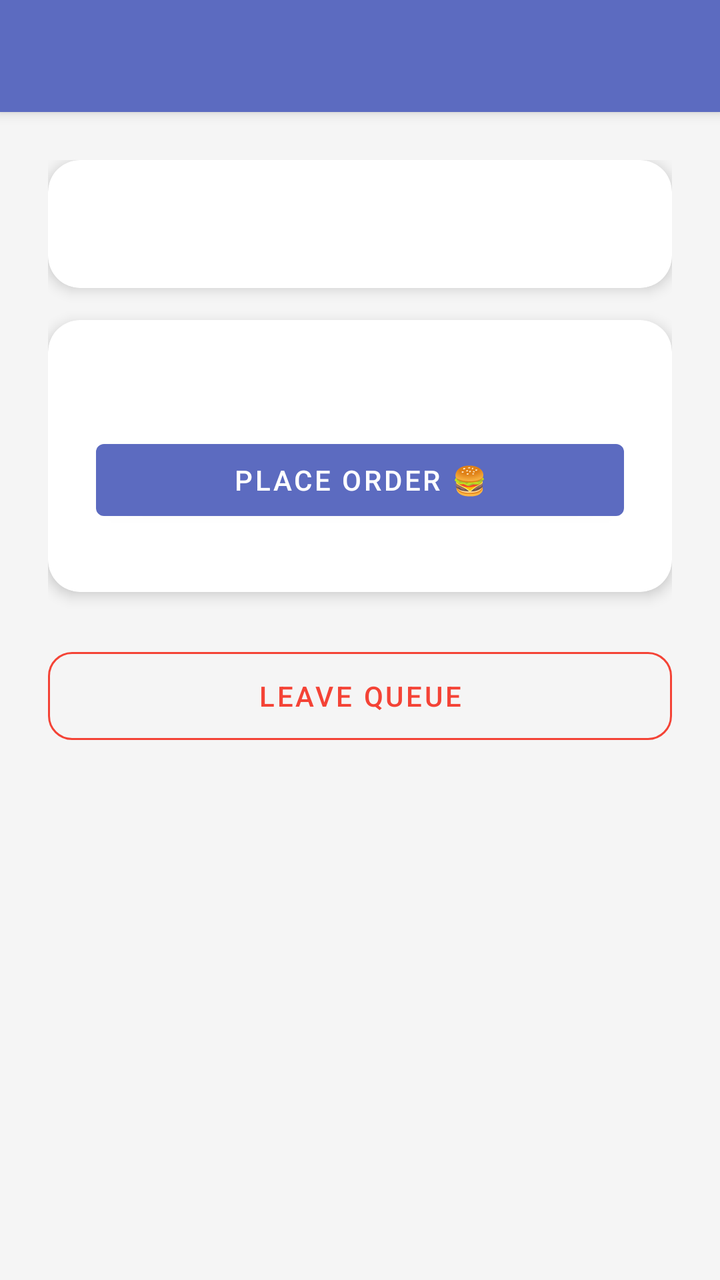
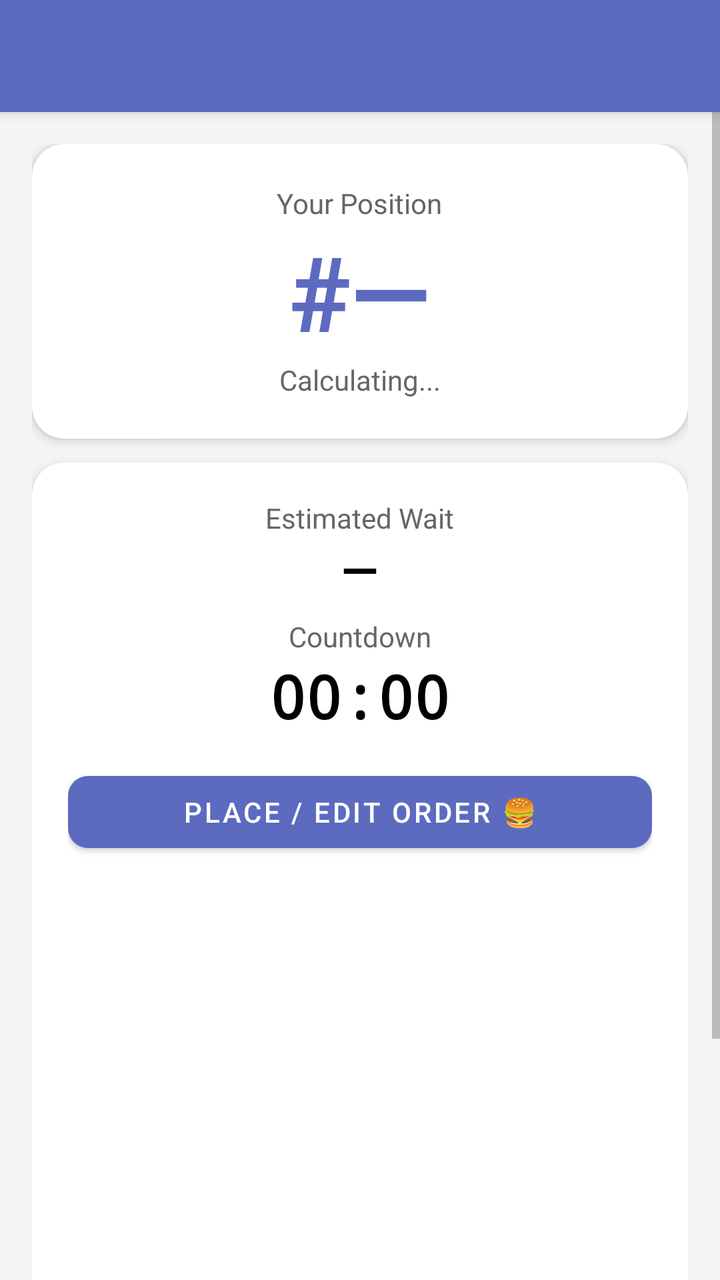

An Android layout rendered at two revisions. The XML below is the earlier revision; the diff shows what the commit changed to produce the second picture.
<!-- AndroidManifest.xml: application theme Theme.QueueLessPlus -->
<!-- res/layout/activity_user_status.xml -->
<?xml version="1.0" encoding="utf-8"?>
<androidx.coordinatorlayout.widget.CoordinatorLayout
    xmlns:android="http://schemas.android.com/apk/res/android"
    xmlns:app="http://schemas.android.com/apk/res-auto"
    android:layout_width="match_parent"
    android:layout_height="match_parent">

    
    <com.google.android.material.appbar.AppBarLayout
        android:layout_width="match_parent"
        android:layout_height="wrap_content">

        <androidx.appcompat.widget.Toolbar
            android:id="@+id/toolbar"
            android:layout_width="match_parent"
            android:layout_height="?attr/actionBarSize"
            android:background="@color/colorPrimary"
            app:titleTextColor="@color/white" />
    </com.google.android.material.appbar.AppBarLayout>

    
    <ScrollView
        android:layout_width="match_parent"
        android:layout_height="match_parent"
        app:layout_behavior="@string/appbar_scrolling_view_behavior">

        <LinearLayout
            android:layout_width="match_parent"
            android:layout_height="wrap_content"
            android:orientation="vertical"
            android:padding="24dp">

            
            <com.google.android.material.card.MaterialCardView
                android:id="@+id/tvNotifyBanner"
                android:layout_width="match_parent"
                android:layout_height="wrap_content"
                android:layout_marginBottom="16dp"
                android:visibility="gone"
                app:cardBackgroundColor="@color/colorSuccess"
                app:cardCornerRadius="12dp">

                <TextView
                    android:id="@+id/tvBannerText"
                    android:layout_width="wrap_content"
                    android:layout_height="wrap_content"
                    android:layout_gravity="center"
                    android:padding="16dp"
                    android:text="🔔 Almost your turn!"
                    android:textColor="@color/white"
                    android:textSize="16sp"
                    android:textStyle="bold" />
            </com.google.android.material.card.MaterialCardView>

            
            <com.google.android.material.card.MaterialCardView
                android:layout_width="match_parent"
                android:layout_height="wrap_content"
                android:layout_marginBottom="16dp"
                app:cardCornerRadius="16dp"
                app:cardElevation="4dp">

                <LinearLayout
                    android:layout_width="match_parent"
                    android:layout_height="wrap_content"
                    android:gravity="center"
                    android:orientation="vertical"
                    android:padding="32dp">

                    <TextView
                        android:text="Your Position"
                        android:textColor="@color/colorTextSecondary"
                        android:textSize="14sp" />

                    <TextView
                        android:id="@+id/tvPosition"
                        android:text="#—"
                        android:textColor="@color/colorPrimary"
                        android:textSize="64sp"
                        android:textStyle="bold" />

                    <TextView
                        android:id="@+id/tvUsersAhead"
                        android:text="Calculating..."
                        android:textColor="@color/colorTextSecondary"
                        android:textSize="14sp" />
                </LinearLayout>
            </com.google.android.material.card.MaterialCardView>

            
            <com.google.android.material.card.MaterialCardView
                android:layout_width="match_parent"
                android:layout_height="wrap_content"
                android:layout_marginBottom="16dp"
                app:cardCornerRadius="16dp"
                app:cardElevation="4dp">

                <LinearLayout
                    android:layout_width="match_parent"
                    android:layout_height="wrap_content"
                    android:gravity="center"
                    android:orientation="vertical"
                    android:padding="24dp">

                    
                    <TextView
                        android:text="Estimated Wait"
                        android:textColor="@color/colorTextSecondary"
                        android:textSize="14sp" />

                    <TextView
                        android:id="@+id/tvWaitTime"
                        android:text="—"
                        android:textSize="28sp"
                        android:textStyle="bold"
                        android:textColor="@android:color/black"/>

                    <TextView
                        android:layout_marginTop="16dp"
                        android:text="Countdown"
                        android:textColor="@color/colorTextSecondary"
                        android:textSize="12sp" />

                    <TextView
                        android:id="@+id/tvCountdown"
                        android:layout_marginBottom="16dp"
                        android:fontFamily="monospace"
                        android:text="00:00"
                        android:textSize="36sp"
                        android:textStyle="bold"
                        android:textColor="@android:color/black"/>

                    
                    <Button
                        android:id="@+id/btnOrder"
                        android:text="Place Order 🍔"
                        android:layout_width="match_parent"
                        android:layout_height="wrap_content"/>

                    <TextView
                        android:id="@+id/tvOrder"
                        android:text="Order: Not placed"
                        android:textColor="@android:color/black"
                        android:layout_marginTop="8dp"/>

                    <TextView
                        android:id="@+id/tvOrderStatus"
                        android:text="Status: waiting"
                        android:textColor="@android:color/black"/>

                </LinearLayout>
            </com.google.android.material.card.MaterialCardView>

            
            <com.google.android.material.button.MaterialButton
                android:id="@+id/btnLeaveQueue"
                style="@style/Widget.MaterialComponents.Button.OutlinedButton"
                android:layout_width="match_parent"
                android:layout_height="56dp"
                android:layout_marginTop="8dp"
                android:text="Leave Queue"
                android:textColor="@color/colorError"
                app:cornerRadius="12dp"
                app:strokeColor="@color/colorError" />

        </LinearLayout>
    </ScrollView>

</androidx.coordinatorlayout.widget.CoordinatorLayout>
<!-- resources referenced by this layout -->
<resources>
  <color name="colorError">#F44336</color>
  <color name="colorPrimary">#5C6BC0</color>
  <color name="colorSuccess">#4CAF50</color>
  <color name="colorTextSecondary">#666666</color>
  <color name="white">#FFFFFF</color>
  <style name="Theme.QueueLessPlus" parent="Theme.MaterialComponents.DayNight.NoActionBar">
  
          
          <item name="colorPrimary">@color/colorPrimary</item>
          <item name="colorPrimaryVariant">@color/colorPrimaryDark</item>
          <item name="colorOnPrimary">@color/white</item>
  
          <item name="colorSecondary">@color/colorAccent</item>
          <item name="colorOnSecondary">@color/white</item>
  
          
          <item name="android:colorBackground">@color/colorBackground</item>
          <item name="colorSurface">@color/colorSurface</item>
  
          
          <item name="android:textColor">@color/colorTextPrimary</item>
          <item name="android:textColorPrimary">@color/colorTextPrimary</item>
          <item name="android:textColorSecondary">#888888</item>
          <item name="android:textColorHint">#888888</item>
  
          
          <item name="colorOnSurface">@color/colorTextPrimary</item>
          <item name="hintTextColor">#888888</item>
  
          
          <item name="android:statusBarColor" tools:targetApi="l">@color/colorPrimaryDark</item>
  
          
          <item name="android:windowBackground">@color/colorBackground</item>
  
          
          <item name="textInputStyle">@style/QueueLess.TextInputLayout</item>
  
      </style>
  <color name="colorPrimaryDark">#3949AB</color>
  <color name="colorAccent">#FF7043</color>
  <color name="colorBackground">#F5F5F5</color>
  <color name="colorSurface">#FFFFFF</color>
  <color name="colorTextPrimary">#000000</color>
  <style name="QueueLess.TextInputLayout" parent="Widget.MaterialComponents.TextInputLayout.OutlinedBox">
  
          
          <item name="boxCornerRadiusTopStart">12dp</item>
          <item name="boxCornerRadiusTopEnd">12dp</item>
          <item name="boxCornerRadiusBottomStart">12dp</item>
          <item name="boxCornerRadiusBottomEnd">12dp</item>
  
          
          <item name="android:textColor">@color/colorTextPrimary</item>
          <item name="android:textColorHint">#888888</item>
          <item name="hintTextColor">#888888</item>
  
          
          <item name="boxStrokeColor">@color/colorPrimary</item>
  
          
          <item name="colorOnSurface">@color/colorTextPrimary</item>
  
      </style>
</resources>

<!-- the commit's change to res/layout/activity_user_status.xml (unified diff, before → after) -->
@@ -3,7 +3,8 @@
     xmlns:android="http://schemas.android.com/apk/res/android"
     xmlns:app="http://schemas.android.com/apk/res-auto"
     android:layout_width="match_parent"
-    android:layout_height="match_parent">
+    android:layout_height="match_parent"
+    android:background="@color/colorBackground">
 
     
     <com.google.android.material.appbar.AppBarLayout
@@ -15,7 +16,7 @@
             android:layout_width="match_parent"
             android:layout_height="?attr/actionBarSize"
             android:background="@color/colorPrimary"
-            app:titleTextColor="@color/white" />
+            app:titleTextColor="@color/white"/>
     </com.google.android.material.appbar.AppBarLayout>
 
     
@@ -28,62 +29,65 @@
             android:layout_width="match_parent"
             android:layout_height="wrap_content"
             android:orientation="vertical"
-            android:padding="24dp">
+            android:padding="16dp">
 
             
             <com.google.android.material.card.MaterialCardView
                 android:id="@+id/tvNotifyBanner"
                 android:layout_width="match_parent"
                 android:layout_height="wrap_content"
-                android:layout_marginBottom="16dp"
                 android:visibility="gone"
+                android:layout_marginBottom="12dp"
                 app:cardBackgroundColor="@color/colorSuccess"
                 app:cardCornerRadius="12dp">
 
                 <TextView
                     android:id="@+id/tvBannerText"
-                    android:layout_width="wrap_content"
+                    android:layout_width="match_parent"
                     android:layout_height="wrap_content"
-                    android:layout_gravity="center"
-                    android:padding="16dp"
+                    android:padding="14dp"
                     android:text="🔔 Almost your turn!"
-                    android:textColor="@color/white"
-                    android:textSize="16sp"
-                    android:textStyle="bold" />
+                    android:textColor="@android:color/white"
+                    android:gravity="center"
+                    android:textStyle="bold"/>
             </com.google.android.material.card.MaterialCardView>
 
             
             <com.google.android.material.card.MaterialCardView
                 android:layout_width="match_parent"
                 android:layout_height="wrap_content"
-                android:layout_marginBottom="16dp"
+                android:layout_marginBottom="12dp"
                 app:cardCornerRadius="16dp"
-                app:cardElevation="4dp">
+                app:cardElevation="3dp">
 
                 <LinearLayout
                     android:layout_width="match_parent"
                     android:layout_height="wrap_content"
+                    android:orientation="vertical"
                     android:gravity="center"
-                    android:orientation="vertical"
-                    android:padding="32dp">
+                    android:padding="20dp">
 
                     <TextView
+                        android:layout_width="wrap_content"
+                        android:layout_height="wrap_content"
                         android:text="Your Position"
-                        android:textColor="@color/colorTextSecondary"
-                        android:textSize="14sp" />
+                        android:textColor="@color/colorTextSecondary"/>
 
                     <TextView
                         android:id="@+id/tvPosition"
+                        android:layout_width="wrap_content"
+                        android:layout_height="wrap_content"
                         android:text="#—"
-                        android:textColor="@color/colorPrimary"
-                        android:textSize="64sp"
-                        android:textStyle="bold" />
+                        android:textSize="52sp"
+                        android:textStyle="bold"
+                        android:textColor="@color/colorPrimary"/>
 
                     <TextView
                         android:id="@+id/tvUsersAhead"
+                        android:layout_width="wrap_content"
+                        android:layout_height="wrap_content"
                         android:text="Calculating..."
-                        android:textColor="@color/colorTextSecondary"
-                        android:textSize="14sp" />
+                        android:textColor="@color/colorTextSecondary"/>
                 </LinearLayout>
             </com.google.android.material.card.MaterialCardView>
 
@@ -91,60 +95,79 @@
             <com.google.android.material.card.MaterialCardView
                 android:layout_width="match_parent"
                 android:layout_height="wrap_content"
-                android:layout_marginBottom="16dp"
+                android:layout_marginBottom="12dp"
                 app:cardCornerRadius="16dp"
-                app:cardElevation="4dp">
+                app:cardElevation="3dp">
 
                 <LinearLayout
                     android:layout_width="match_parent"
                     android:layout_height="wrap_content"
+                    android:orientation="vertical"
                     android:gravity="center"
-                    android:orientation="vertical"
-                    android:padding="24dp">
+                    android:padding="18dp">
 
                     
                     <TextView
+                        android:layout_width="wrap_content"
+                        android:layout_height="wrap_content"
                         android:text="Estimated Wait"
-                        android:textColor="@color/colorTextSecondary"
-                        android:textSize="14sp" />
+                        android:textColor="@color/colorTextSecondary"/>
 
                     <TextView
                         android:id="@+id/tvWaitTime"
+                        android:layout_width="wrap_content"
+                        android:layout_height="wrap_content"
                         android:text="—"
-                        android:textSize="28sp"
-                        android:textStyle="bold"
-                        android:textColor="@android:color/black"/>
-
-                    <TextView
-                        android:layout_marginTop="16dp"
-                        android:text="Countdown"
-                        android:textColor="@color/colorTextSecondary"
-                        android:textSize="12sp" />
-
-                    <TextView
-                        android:id="@+id/tvCountdown"
-                        android:layout_marginBottom="16dp"
-                        android:fontFamily="monospace"
-                        android:text="00:00"
-                        android:textSize="36sp"
+                        android:textSize="24sp"
                         android:textStyle="bold"
                         android:textColor="@android:color/black"/>
 
                     
-                    <Button
-                        android:id="@+id/btnOrder"
-                        android:text="Place Order 🍔"
-                        android:layout_width="match_parent"
-                        android:layout_height="wrap_content"/>
+                    <TextView
+                        android:layout_width="wrap_content"
+                        android:layout_height="wrap_content"
+                        android:layout_marginTop="8dp"
+                        android:text="Countdown"
+                        android:textColor="@color/colorTextSecondary"/>
 
                     <TextView
+                        android:id="@+id/tvCountdown"
+                        android:layout_width="wrap_content"
+                        android:layout_height="wrap_content"
+                        android:text="00:00"
+                        android:textSize="30sp"
+                        android:textStyle="bold"
+                        android:textColor="@android:color/black"
+                        android:typeface="monospace"/>
+
+                    
+                    <com.google.android.material.button.MaterialButton
+                        android:id="@+id/btnOrder"
+                        android:layout_width="match_parent"
+                        android:layout_height="wrap_content"
+                        android:layout_marginTop="14dp"
+                        android:text="Place / Edit Order 🍔"
+                        app:cornerRadius="10dp"/>
+
+                    <ImageView
+                        android:id="@+id/ivQR"
+                        android:layout_width="200dp"
+                        android:layout_height="200dp"
+                        android:layout_gravity="center"
+                        android:layout_marginTop="16dp"/>
+                    
+                    <TextView
                         android:id="@+id/tvOrder"
+                        android:layout_width="wrap_content"
+                        android:layout_height="wrap_content"
+                        android:layout_marginTop="6dp"
                         android:text="Order: Not placed"
-                        android:textColor="@android:color/black"
-                        android:layout_marginTop="8dp"/>
+                        android:textColor="@android:color/black"/>
 
                     <TextView
                         android:id="@+id/tvOrderStatus"
+                        android:layout_width="wrap_content"
+                        android:layout_height="wrap_content"
                         android:text="Status: waiting"
                         android:textColor="@android:color/black"/>
 
@@ -157,11 +180,10 @@
                 style="@style/Widget.MaterialComponents.Button.OutlinedButton"
                 android:layout_width="match_parent"
                 android:layout_height="56dp"
-                android:layout_marginTop="8dp"
                 android:text="Leave Queue"
                 android:textColor="@color/colorError"
-                app:cornerRadius="12dp"
-                app:strokeColor="@color/colorError" />
+                app:strokeColor="@color/colorError"
+                app:cornerRadius="12dp"/>
 
         </LinearLayout>
     </ScrollView>
